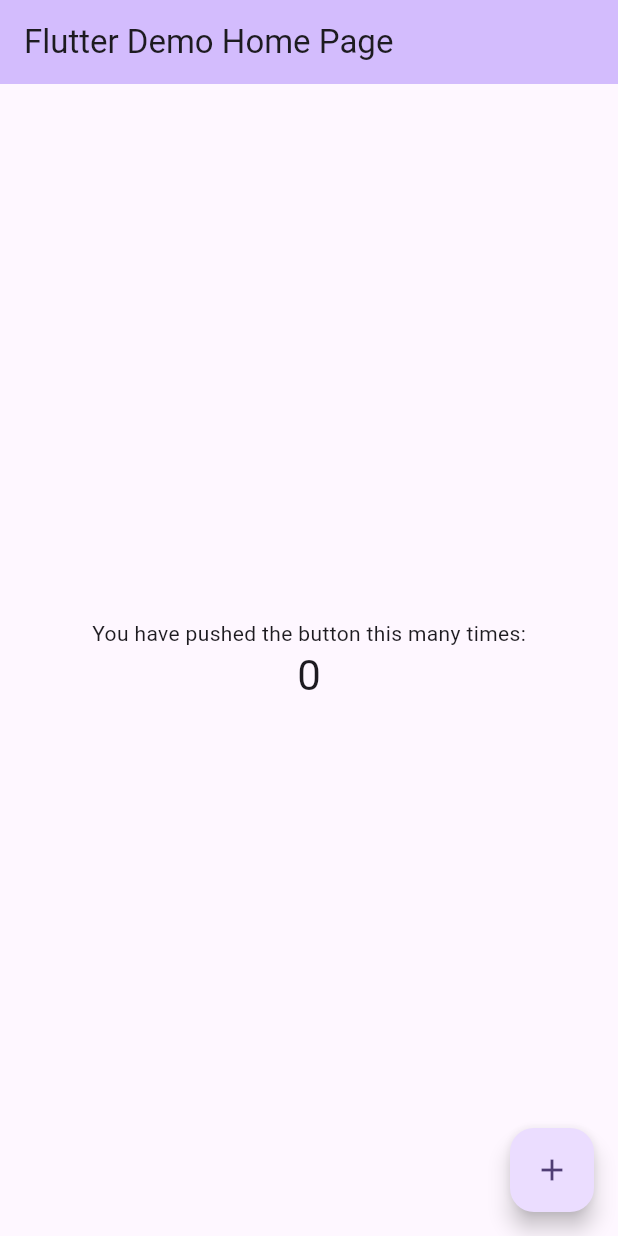
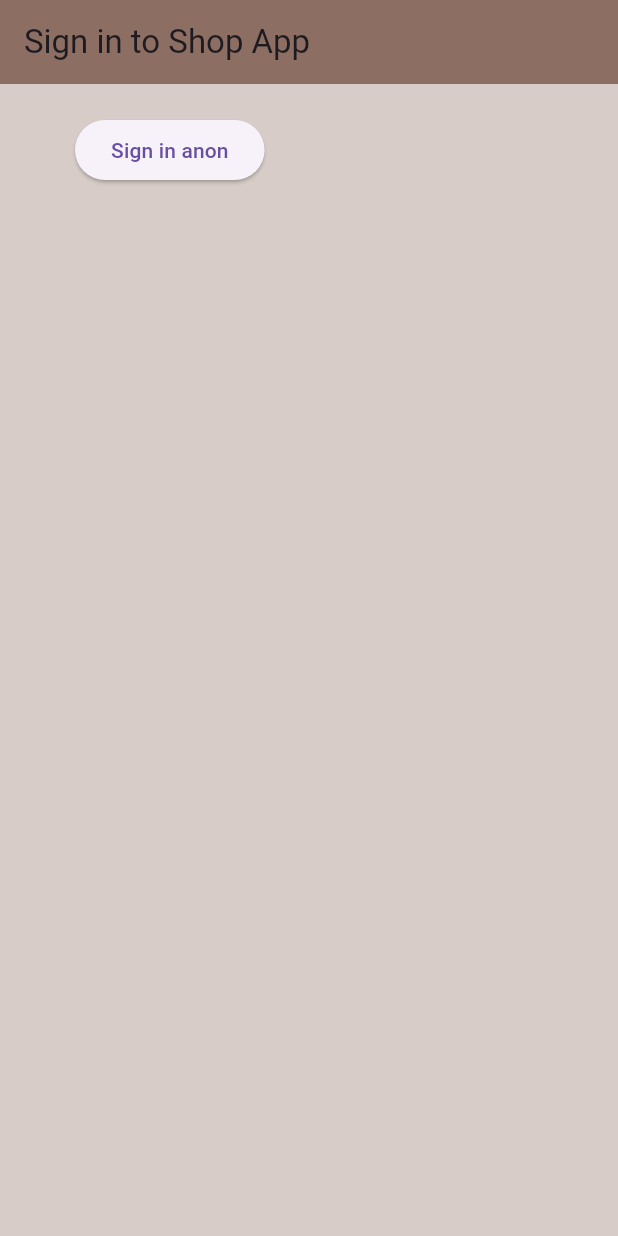
Before and after one commit to tugberk963/shop_app, a Flutter app: the screen it shows after launch, on a phone screen of 412 x 824 dp. Run offline on Flutter 3.47's test engine with Material 3 defaults, Android fonts, the phone set to English and light mode, and no system bars; our stand-ins replace firebase_auth, firebase_core; accounts and stored records are empty.

Commit message:
added firebase anon signup

```diff
--- /dev/null
+++ b/firestore.indexes.json
@@ -0,0 +1,4 @@
+{
+  "indexes": [],
+  "fieldOverrides": []
+}
--- a/lib/main.dart
+++ b/lib/main.dart
@@ -1,6 +1,14 @@
 import 'package:flutter/material.dart';
+import 'package:shop_app/screens/wrapper.dart';
+import 'package:firebase_core/firebase_core.dart';
+import 'firebase_options.dart';
 
-void main() {
+
+Future<void> main() async{
+  WidgetsFlutterBinding.ensureInitialized();
+await Firebase.initializeApp(
+  options: DefaultFirebaseOptions.currentPlatform,
+);
   runApp(const MyApp());
 }
 
@@ -10,60 +18,7 @@ class MyApp extends StatelessWidget {
   @override
   Widget build(BuildContext context) {
     return MaterialApp(
-      title: 'Flutter Demo',
-      theme: ThemeData(
-        colorScheme: ColorScheme.fromSeed(seedColor: Colors.deepPurple),
-        useMaterial3: true,
-      ),
-      home: const MyHomePage(title: 'Flutter Demo Home Page'),
+      home: Wrapper(),
     );
   }
 }
-
-class MyHomePage extends StatefulWidget {
-  const MyHomePage({super.key, required this.title});
-
-  final String title;
-
-  @override
-  State<MyHomePage> createState() => _MyHomePageState();
-}
-
-class _MyHomePageState extends State<MyHomePage> {
-  int _counter = 0;
-
-  void _incrementCounter() {
-    setState(() {
-      _counter++;
-    });
-  }
-
-  @override
-  Widget build(BuildContext context) {
-    return Scaffold(
-      appBar: AppBar(
-        backgroundColor: Theme.of(context).colorScheme.inversePrimary,
-        title: Text(widget.title),
-      ),
-      body: Center(
-        child: Column(
-          mainAxisAlignment: MainAxisAlignment.center,
-          children: <Widget>[
-            const Text(
-              'You have pushed the button this many times:',
-            ),
-            Text(
-              '$_counter',
-              style: Theme.of(context).textTheme.headlineMedium,
-            ),
-          ],
-        ),
-      ),
-      floatingActionButton: FloatingActionButton(
-        onPressed: _incrementCounter,
-        tooltip: 'Increment',
-        child: const Icon(Icons.add),
-      ),
-    );
-  }
-}
--- /dev/null
+++ b/lib/screens/authenticate/authenticate.dart
@@ -0,0 +1,18 @@
+import 'package:flutter/material.dart';
+import 'package:shop_app/screens/authenticate/sign_in.dart';
+
+class Authenticate extends StatefulWidget {
+  const Authenticate({super.key});
+
+  @override
+  State<Authenticate> createState() => _AuthenticateState();
+}
+
+class _AuthenticateState extends State<Authenticate> {
+  @override
+  Widget build(BuildContext context) {
+    return Container(
+      child: SignIn(),
+    );
+  }
+}
--- /dev/null
+++ b/lib/screens/authenticate/sign_in.dart
@@ -0,0 +1,39 @@
+import 'package:flutter/material.dart';
+import 'package:shop_app/services/auth.dart';
+
+class SignIn extends StatefulWidget {
+  const SignIn({super.key});
+
+  @override
+  State<SignIn> createState() => _SignInState();
+}
+
+class _SignInState extends State<SignIn> {
+
+  final AuthService _auth = AuthService();
+
+  @override
+  Widget build(BuildContext context) {
+    return Scaffold(
+      backgroundColor: Colors.brown[100],
+      appBar: AppBar(
+        backgroundColor: Colors.brown[400],
+        elevation: 0.0,
+        title: const Text('Sign in to Shop App'),
+      ),
+      body:
+      Container(
+        padding: const EdgeInsets.symmetric(vertical: 20.0, horizontal: 50.0),
+        child: ElevatedButton(onPressed: () async {
+          dynamic result = await _auth.signInAnon();
+          if (result == null){
+            print('error signing in');
+          }
+          else{
+            print('signed in');
+            print(result);
+          }
+        }, child: const Text('Sign in anon')),
+    ));
+  }
+}
--- /dev/null
+++ b/lib/screens/wrapper.dart
@@ -0,0 +1,14 @@
+import 'package:flutter/material.dart';
+import 'package:shop_app/screens/authenticate/authenticate.dart';
+import 'package:shop_app/screens/home/home.dart';
+
+class Wrapper extends StatelessWidget {
+  const Wrapper({super.key});
+
+  @override
+  Widget build(BuildContext context) {
+
+    // return either the Home or Authenticate widget
+    return Authenticate();
+  }
+}
--- a/pubspec.yaml
+++ b/pubspec.yaml
@@ -35,6 +35,9 @@ dependencies:
   # The following adds the Cupertino Icons font to your application.
   # Use with the CupertinoIcons class for iOS style icons.
   cupertino_icons: ^1.0.2
+  firebase_auth: ^4.14.0
+  cloud_firestore: ^4.13.1
+  firebase_core: ^2.22.0
 
 dev_dependencies:
   flutter_test:
```
Also changed, not shown: database.rules.json (added, +7 -0 lines), lib/screens/home/home.dart (added, +12 -0 lines), lib/services/auth.dart (added, +26 -0 lines), firebase.json (added), lib/firebase_options.dart (added), pubspec.lock, 16 other files.
